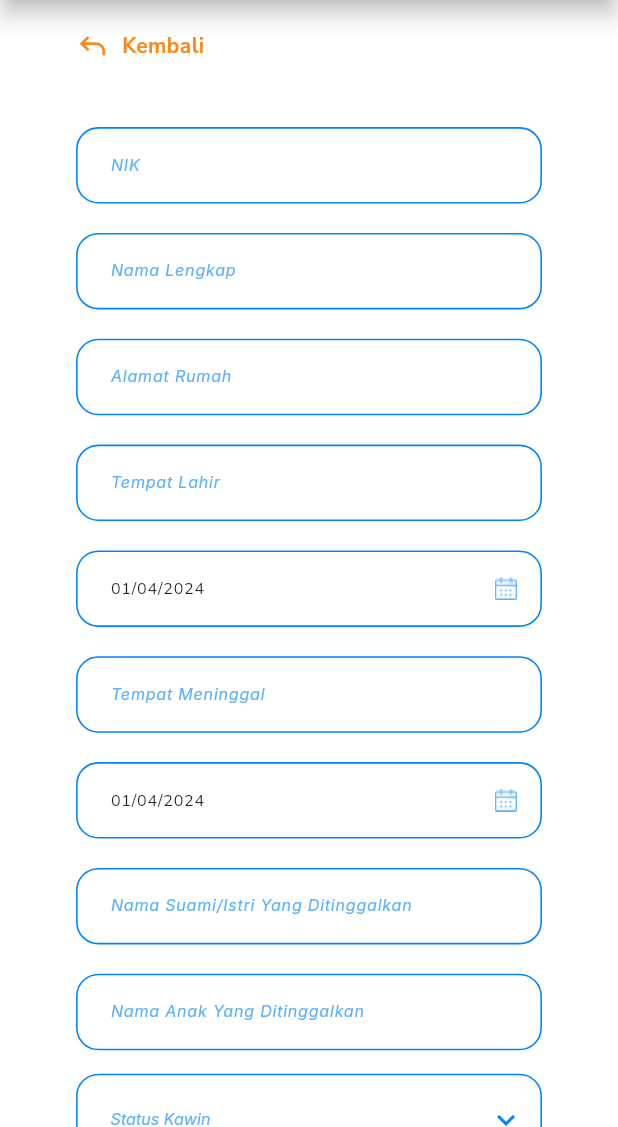
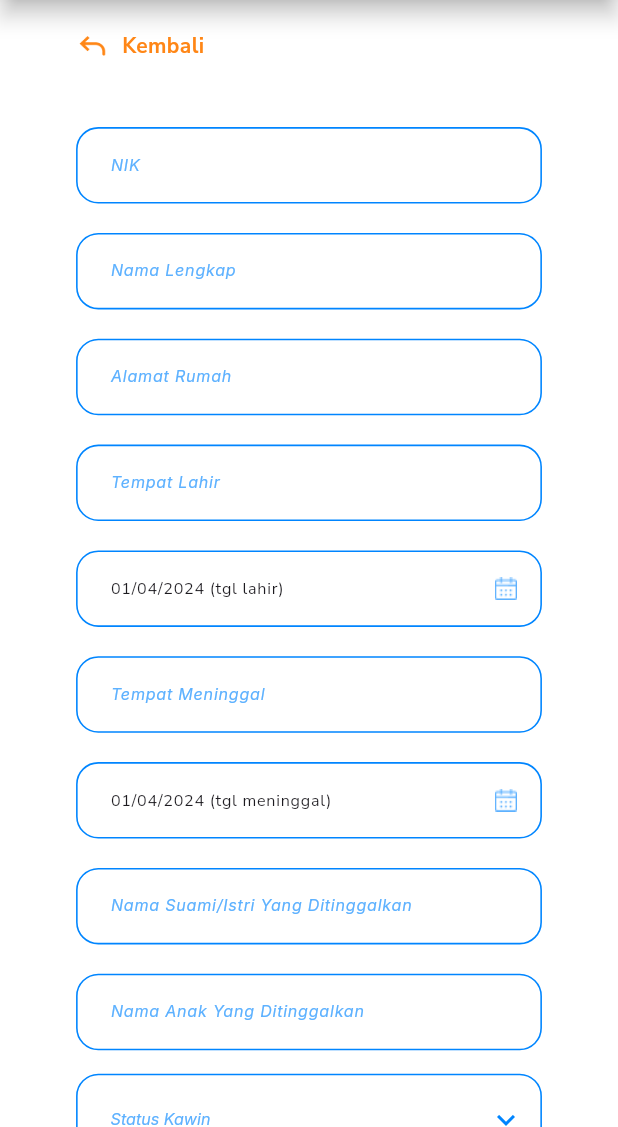
Before and after one commit to dimassdoubles/FT20240317-GetasanApp, a Flutter app: the InputLaporanKematianPage screen opened directly, on a phone screen of 412 x 824 dp, the part 109-1236 px from its top. Run offline on Flutter 3.47's test engine with Material 3 defaults, Android fonts, the phone set to English and light mode, and no system bars; our stand-ins replace cloud_firestore, firebase_auth, firebase_core, firebase_storage, flutter_easyloading, flutter_hooks and 8 more; accounts and stored records are empty.

Commit message:
feat: form input laporan kematian

```diff
--- a/lib/features/common/presentation/widget/input/date_input.dart
+++ b/lib/features/common/presentation/widget/input/date_input.dart
@@ -17,7 +17,7 @@ class DateInput extends HookWidget {
   Widget build(BuildContext context) {
     final useDate = useState(DateTime.now());
     final useDateCtrl = useTextEditingController(
-      text: DateTimeHelper.displayDate(useDate.value),
+      text: "${DateTimeHelper.displayDate(useDate.value)} $hint",
     );
 
     return TextInput(
@@ -39,7 +39,8 @@ class DateInput extends HookWidget {
 
           if (dateSelected != null) {
             useDate.value = dateSelected;
-            useDateCtrl.text = DateTimeHelper.displayDate(useDate.value);
+            useDateCtrl.text =
+                "${DateTimeHelper.displayDate(useDate.value)} $hint";
             onDateSelected?.call(dateSelected);
           } else {
             onDateSelected?.call(useDate.value);
--- a/lib/features/lapor_kematian/presentation/page/input_laporan_kematian_page.dart
+++ b/lib/features/lapor_kematian/presentation/page/input_laporan_kematian_page.dart
@@ -1,4 +1,5 @@
 import 'package:flutter/material.dart';
+import 'package:flutter_hooks/flutter_hooks.dart';
 import 'package:getasan_app/features/common/constant/style/app_size.dart';
 import 'package:getasan_app/features/common/presentation/widget/app_back_button.dart';
 import 'package:getasan_app/features/common/presentation/widget/button/primary_button.dart';
@@ -7,17 +8,34 @@ import 'package:getasan_app/features/common/presentation/widget/getasan_app_bar.
 import 'package:getasan_app/features/common/presentation/widget/input/date_input.dart';
 import 'package:getasan_app/features/common/presentation/widget/input/dropdown_input.dart';
 import 'package:getasan_app/features/common/presentation/widget/input/text_input.dart';
+import 'package:hooks_riverpod/hooks_riverpod.dart';
 
-class InputLaporanKematianPage extends StatelessWidget {
+class InputLaporanKematianPage extends HookConsumerWidget {
   const InputLaporanKematianPage({super.key});
 
   @override
-  Widget build(BuildContext context) {
+  Widget build(BuildContext context, WidgetRef ref) {
+    final useFormKey = useState(GlobalKey<FormState>());
+
+    final useNikCtrl = useTextEditingController();
+    final useNamaCtrl = useTextEditingController();
+    final useAlamatCtrl = useTextEditingController();
+    final useTempatLahirCtrl = useTextEditingController();
+    final useTempatMeninggalCtrl = useTextEditingController();
+    final usePasanganCtrl = useTextEditingController();
+    final useAnakCtrl = useTextEditingController();
+
+    final useTglLahir = useState(DateTime.now());
+    final useTglMeninggal = useState(DateTime.now());
+    final useStatusKawin = useState<String?>(null);
+
     return Scaffold(
       appBar: const GetasanAppBar(
         isCenterLogo: true,
       ),
-      body: Padding(
+      body: Form(
+        key: useFormKey.value,
+        child: Padding(
           padding: EdgeInsets.symmetric(horizontal: AppSize.pagePadding),
           child: Column(
             crossAxisAlignment: CrossAxisAlignment.start,
@@ -28,23 +46,54 @@ class InputLaporanKematianPage extends StatelessWidget {
                 child: SingleChildScrollView(
                   child: Column(
                     children: [
-                    const TextInput(hint: 'NIK'),
+                      TextInput(
+                        controller: useNikCtrl,
+                        hint: 'NIK',
+                      ),
                       Gaps.v16,
-                    const TextInput(hint: 'Nama Lengkap'),
+                      TextInput(
+                        controller: useNamaCtrl,
+                        hint: 'Nama Lengkap',
+                      ),
                       Gaps.v16,
-                    const TextInput(hint: 'Alamat Rumah'),
+                      TextInput(
+                        controller: useAlamatCtrl,
+                        hint: 'Alamat Rumah',
+                      ),
                       Gaps.v16,
-                    const TextInput(hint: 'Tempat Lahir'),
+                      TextInput(
+                        controller: useTempatLahirCtrl,
+                        hint: 'Tempat Lahir',
+                      ),
                       Gaps.v16,
-                    const DateInput(hint: '(tgl lahir)'),
+                      DateInput(
+                        hint: '(tgl lahir)',
+                        onDateSelected: (dateSelected) {
+                          useTglLahir.value = dateSelected;
+                        },
+                      ),
                       Gaps.v16,
-                    const TextInput(hint: 'Tempat Meninggal'),
+                      TextInput(
+                        controller: useTempatMeninggalCtrl,
+                        hint: 'Tempat Meninggal',
+                      ),
                       Gaps.v16,
-                    const DateInput(hint: '(tgl meninggal)'),
+                      DateInput(
+                        hint: '(tgl meninggal)',
+                        onDateSelected: (dateSelected) {
+                          useTglMeninggal.value = dateSelected;
+                        },
+                      ),
                       Gaps.v16,
-                    const TextInput(hint: 'Nama Suami/Istri Yang Ditinggalkan'),
+                      TextInput(
+                        controller: usePasanganCtrl,
+                        hint: 'Nama Suami/Istri Yang Ditinggalkan',
+                      ),
                       Gaps.v16,
-                    const TextInput(hint: 'Nama Anak Yang Ditinggalkan'),
+                      TextInput(
+                        controller: useAnakCtrl,
+                        hint: 'Nama Anak Yang Ditinggalkan',
+                      ),
                       Gaps.v16,
                       DropdownInput<String>(
                         hint: 'Status Kawin',
@@ -66,9 +115,9 @@ class InputLaporanKematianPage extends StatelessWidget {
                             child: Text('Cerai Mati'),
                           ),
                         ],
-                      onChanged: (selected) => debugPrint(
-                        selected.toString(),
-                      ),
+                        onChanged: (selected) {
+                          useStatusKawin.value = selected;
+                        },
                       ),
                       Gaps.v36,
                       PrimaryButton(
@@ -83,6 +132,7 @@ class InputLaporanKematianPage extends StatelessWidget {
             ],
           ),
         ),
+      ),
     );
   }
 }
```
Lines whose indentation alone changed are shown as unchanged.
